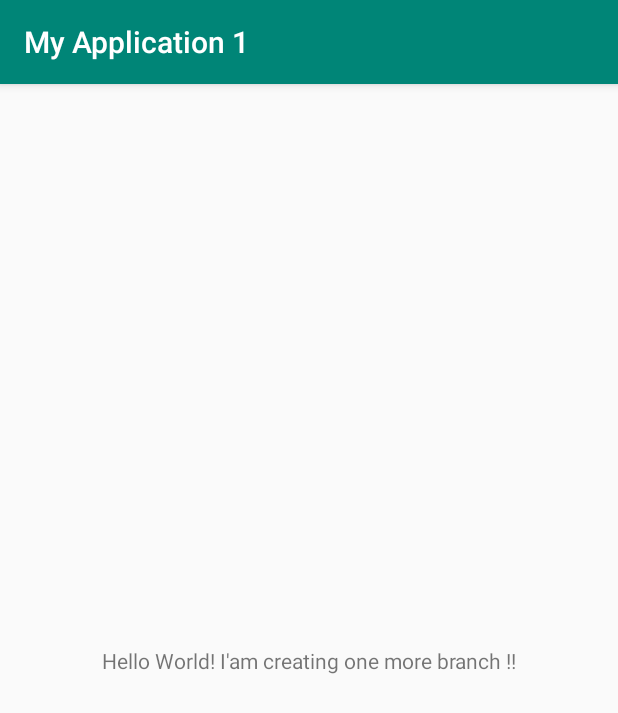
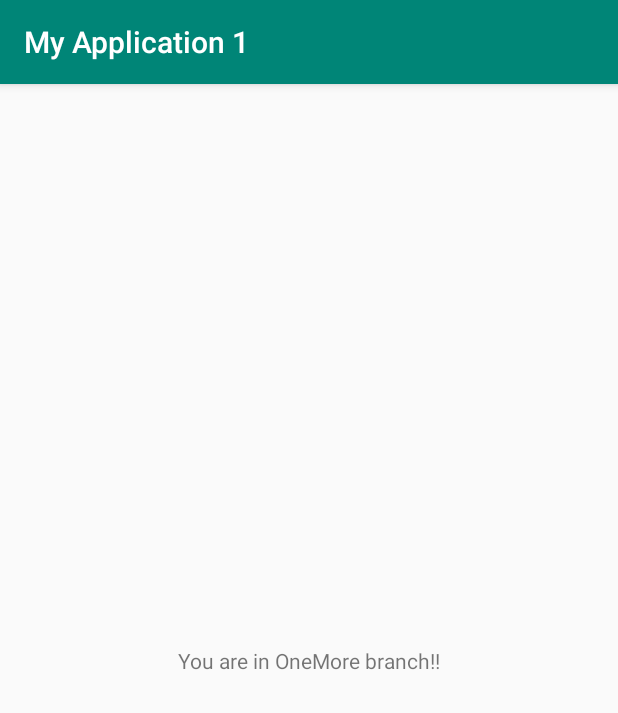
Before and after one commit to Vigilante7478/HelloWorldAndroid, an Android app: the screen it shows after launch (MainActivity), on a phone screen of 412 x 824 dp. Shown: the top 713 px of the screen. Run offline under Robolectric (Android 15) with nearby library versions, the phone set to English and light mode, and no system bars.

Commit message:
One more commit here

```diff
--- a/app/src/main/java/com/example/myapplication1/MainActivity.kt
+++ b/app/src/main/java/com/example/myapplication1/MainActivity.kt
@@ -8,5 +8,7 @@ class MainActivity : AppCompatActivity() {
     override fun onCreate(savedInstanceState: Bundle?) {
         super.onCreate(savedInstanceState)
         setContentView(R.layout.activity_main)
+
+        //This is OneMore branch
     }
 }
--- a/app/src/main/res/layout/activity_main.xml
+++ b/app/src/main/res/layout/activity_main.xml
@@ -10,7 +10,7 @@
     <TextView
         android:layout_width="wrap_content"
         android:layout_height="wrap_content"
-        android:text="Hello World! I'am creating one more branch !!"
+        android:text="You are in OneMore branch!!"
         app:layout_constraintBottom_toBottomOf="parent"
         app:layout_constraintLeft_toLeftOf="parent"
         app:layout_constraintRight_toRightOf="parent"
```
